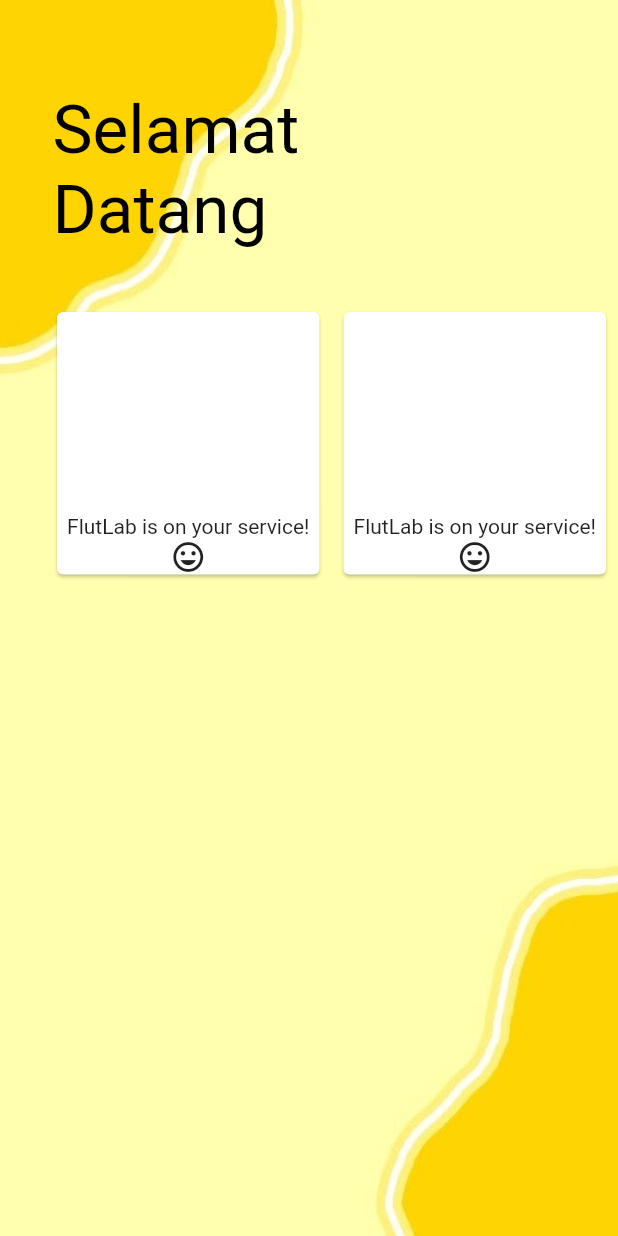
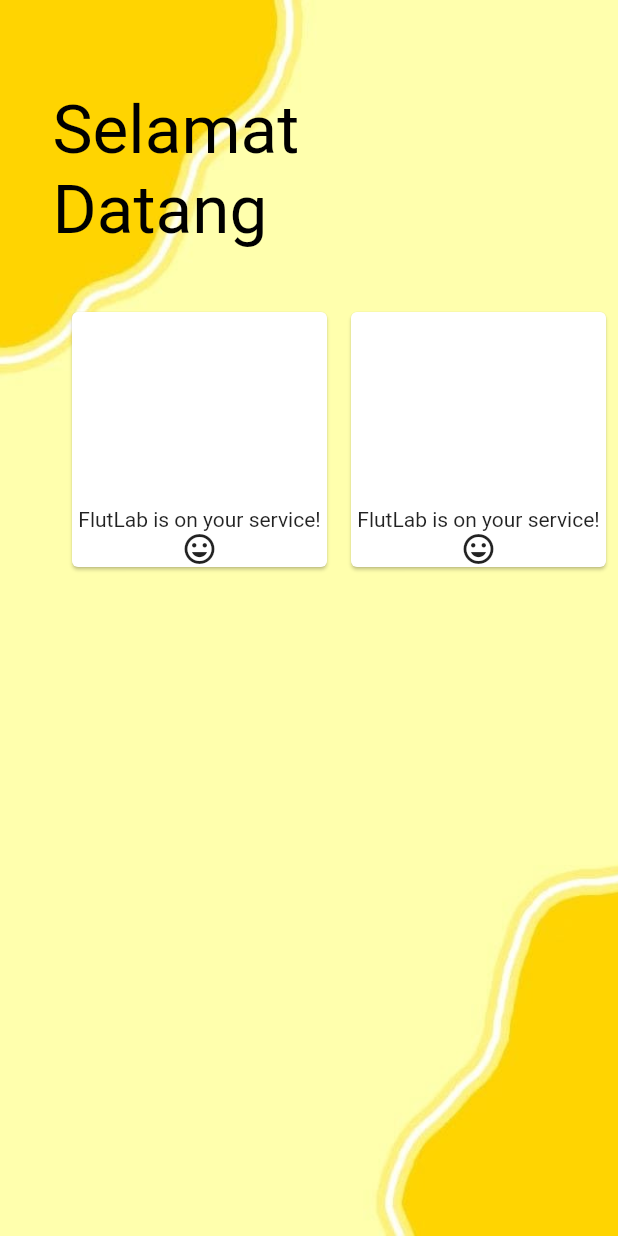
Before and after one commit to Politeknik-Banyuwangi/project-uas-project-uas-kel2-muhammad-royyan-aziz, a Flutter app: the MyRegister screen opened by its route, on a phone screen of 412 x 824 dp. Run offline on Flutter 3.47's test engine with Material 2 defaults, Android fonts, the phone set to English and light mode, and no system bars.

```diff
--- a/lib/register.dart
+++ b/lib/register.dart
@@ -24,7 +24,7 @@ class _MyRegisterState extends State<MyRegister> {
             ),
           ),
           Container(
-              padding: EdgeInsets.only(left: 30, top: 200),
+              padding: EdgeInsets.only(left: 40, top: 200),
               child: GridView.count(crossAxisCount: 2, children: <Widget>[
                 Card(
                   margin: EdgeInsets.all(8.0),
```
Also changed, not shown: 1 other file.
